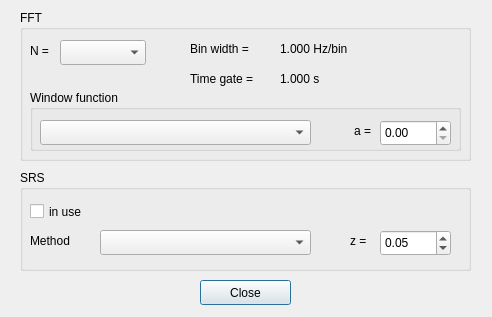
The window that SpectralViewer/FrequencyAnalysis.ui (mu1492/CbM) describes before a commit, drawn with Qt 5.
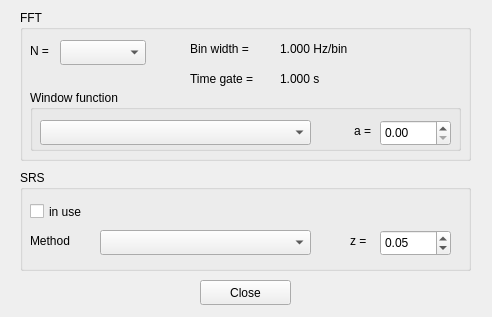
The same window after the commit.

The edit to the form file:
```diff
--- a/SpectralViewer/FrequencyAnalysis.ui
+++ b/SpectralViewer/FrequencyAnalysis.ui
@@ -252,6 +252,9 @@
    <property name="text">
     <string>Close</string>
    </property>
+   <property name="autoDefault">
+    <bool>false</bool>
+   </property>
   </widget>
  </widget>
  <tabstops>
```
